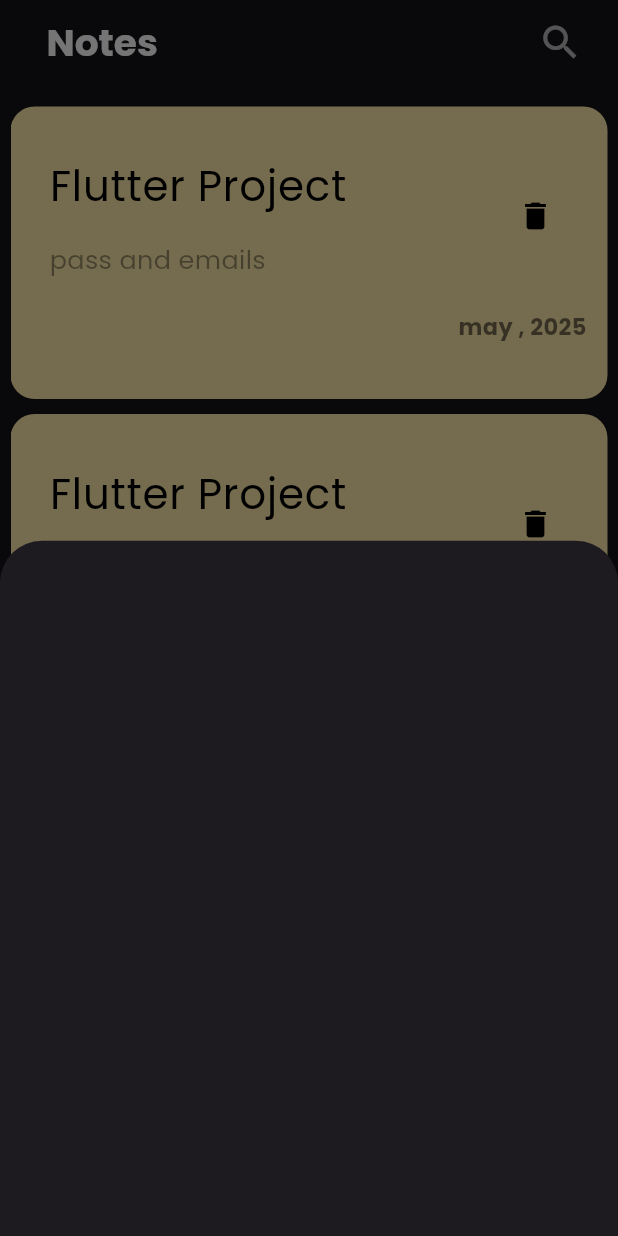
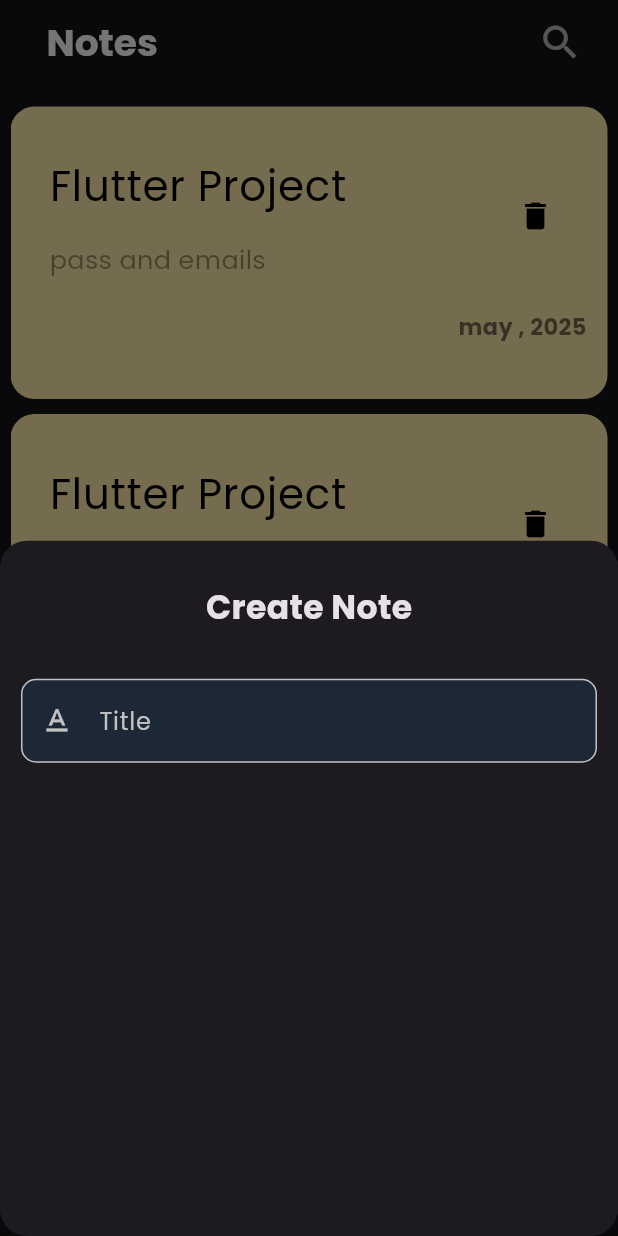
Before and after one commit to ZiadElsewedy/NotesApp, a Flutter app: the screen it shows after launch, after a tap on the "add" icon, on a phone screen of 412 x 824 dp. Run offline on Flutter 3.47's test engine with Material 3 defaults, Android fonts, the phone set to English and light mode, and no system bars.

Commit message:
create custom text field and create constants file

```diff
--- a/lib/Screens/HomeScreen.dart
+++ b/lib/Screens/HomeScreen.dart
@@ -1,4 +1,5 @@
 import 'package:flutter/material.dart';
+import 'package:notesapp/widgets/AddNote.dart';
 import 'package:notesapp/widgets/CustomAppBar.dart';
 import 'package:notesapp/widgets/ListviewBuilder.dart';
 
@@ -9,8 +10,10 @@ class NotesView extends StatelessWidget {
   Widget build(BuildContext context) {
     return Scaffold(
       floatingActionButton: FloatingActionButton(onPressed: (){
-        showModalBottomSheet(context: context, builder: (context){
-          return Container();
+        showModalBottomSheet(
+          shape: RoundedRectangleBorder(borderRadius: BorderRadius.circular(18)),
+          context: context, builder: (context){
+          return AddNote();
         });
       } ,
       child: Icon(Icons.add , color: Colors.white,), elevation: 10 , backgroundColor: Color.fromARGB(255, 95, 115, 130),),
--- /dev/null
+++ b/lib/constants/constants.dart
@@ -0,0 +1,5 @@
+
+
+ import 'package:flutter/animation.dart';
+
+const kPrimarycolor =   Color.fromARGB(255, 68, 156, 227);
--- /dev/null
+++ b/lib/widgets/AddNote.dart
@@ -0,0 +1,25 @@
+import 'package:flutter/material.dart';
+import 'package:notesapp/widgets/customTF/CustomTextField.dart';
+
+class AddNote extends StatelessWidget {
+  const AddNote({super.key});
+
+  @override
+  Widget build(BuildContext context) {
+    return Padding(
+      padding: const EdgeInsets.all(14.0),
+      child: Column(
+        children: [
+          SizedBox(
+            height: 15,
+          ),
+          Center(child: Text('Create Note' , style: TextStyle(fontWeight: FontWeight.bold , fontSize: 22),)),
+          SizedBox(
+            height: 32,
+          ),
+          Custom_Text_Field(hintText: 'Add title', Text: 'Title', icon: Icons.text_format,color: const Color.fromARGB(255, 193, 193, 193),)
+        ],
+      ),
+    );
+  }
+}
--- /dev/null
+++ b/lib/widgets/customTF/CustomTextField.dart
@@ -0,0 +1,55 @@
+import 'dart:ui';
+
+import 'package:flutter/material.dart';
+import 'package:flutter/services.dart';
+import 'package:notesapp/constants/constants.dart';
+
+class Custom_Text_Field extends StatelessWidget {
+  final String hintText;
+  final String Text;
+  final IconData icon;
+  final Color? color;
+  final bool Secure;
+  final TextInputType? Datatype;
+  final Function(String)? Onchange;
+
+  Custom_Text_Field({super.key, this.Secure = false , required this.hintText, required this.Text, required this.icon ,this.Onchange,  this.color , this.Datatype});
+
+
+
+  @override
+  Widget build(BuildContext context) {
+
+    return  TextFormField(
+      selectionHeightStyle: BoxHeightStyle.includeLineSpacingTop,
+      obscureText: Secure ,
+      keyboardType: Datatype,
+      // validator: (data){
+      //   if (data!.isEmpty) {
+      //     return 'Field is required ';
+      //   }
+      // } ,
+        onChanged: Onchange,
+        decoration: InputDecoration(
+
+          hintText: hintText,
+          labelText: Text,
+          labelStyle: TextStyle(color: color),
+          hintStyle: TextStyle(color: color),
+          enabledBorder: OutlineInputBorder(
+            borderSide: BorderSide(color: color!),
+            borderRadius: BorderRadius.circular(10),
+          ),
+          focusedBorder: OutlineInputBorder(
+            borderSide: BorderSide(color: kPrimarycolor),
+            borderRadius: BorderRadius.circular(10),
+          ),
+          filled: true,
+          fillColor: Colors.blue.withOpacity(0.1),
+          prefixIcon: Icon(icon, color: color),
+        ),
+        style: TextStyle(color : color ),
+      );
+
+  }
+}
```
